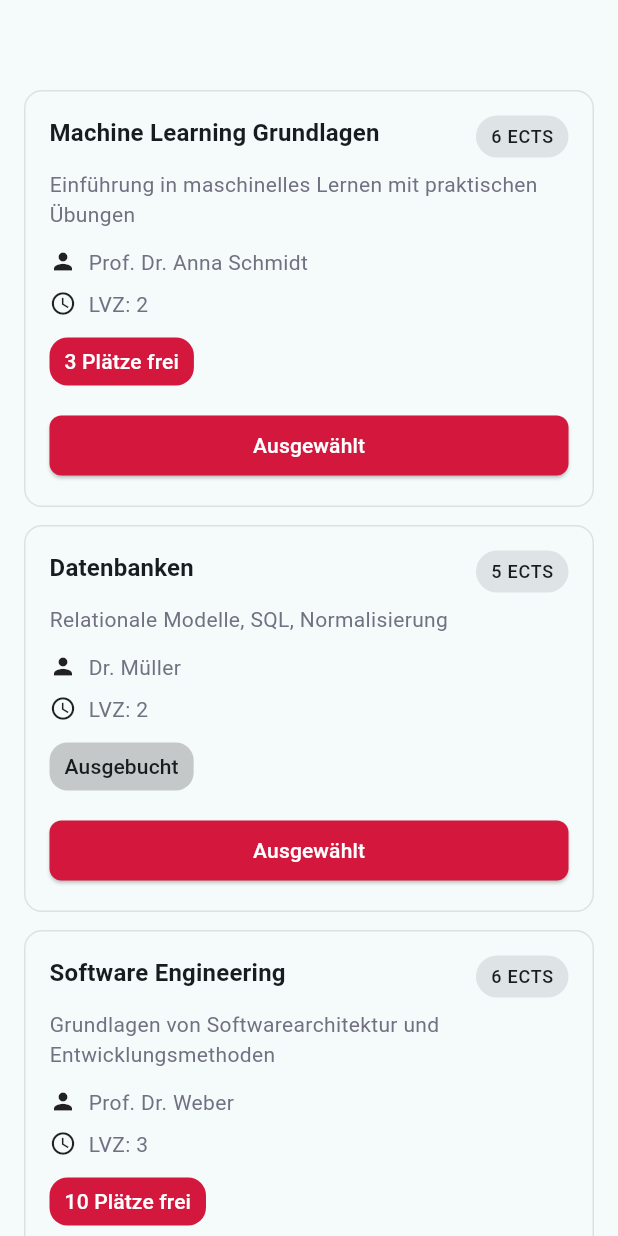
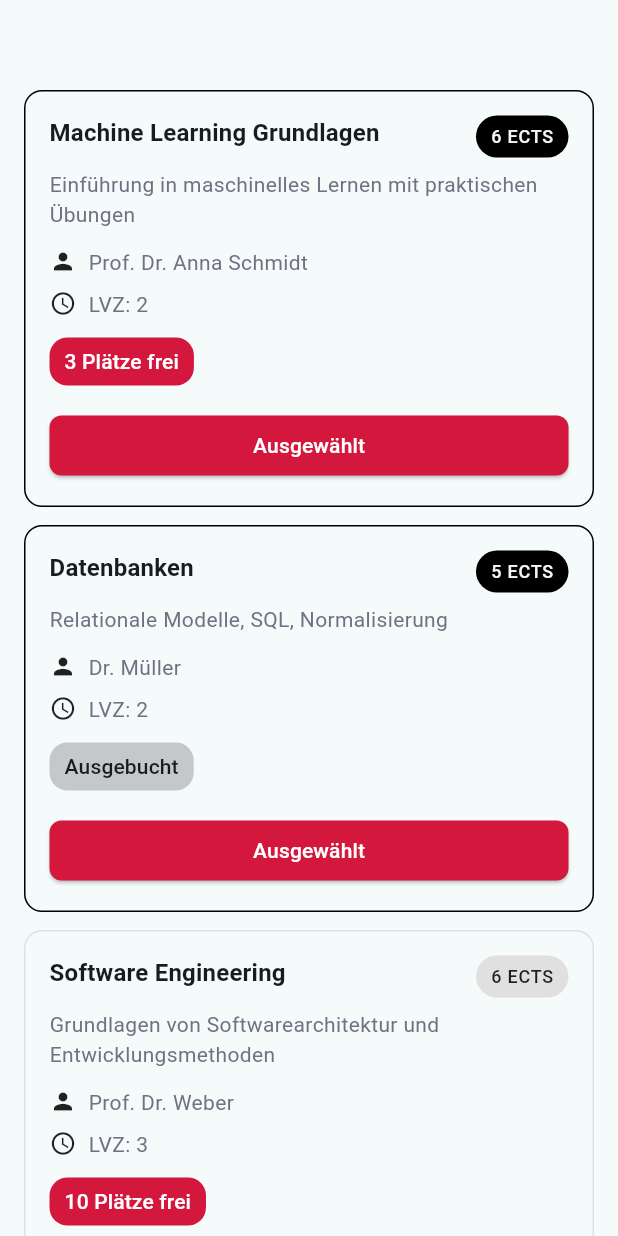
Before and after one commit to PhillipSteph/WaPfAu, a Flutter app: the screen it shows after launch, after a tap on "Auswahl bearbeiten", on a phone screen of 412 x 824 dp. Run offline on Flutter 3.47's test engine with Material 3 defaults, Android fonts, the phone set to English and light mode, and no system bars; accounts and stored records are empty.

Commit message:
if choosen container border black + ects black

```diff
--- a/lib/widgets/card.dart
+++ b/lib/widgets/card.dart
@@ -23,6 +23,7 @@ class CourseCard extends StatelessWidget {
     (course.availableSlots - course.reservedSlots).clamp(-9999, 9999);
 
     Color normalBg = isSelected ? Color(0xFFD4183D) : Colors.black87;
+    Color ectsColor = isSelected ? Color(0xFFF5F5F5) : Colors.black87;
 
     return ConstrainedBox(
       constraints: const BoxConstraints(minWidth: double.infinity),
@@ -30,7 +31,8 @@ class CourseCard extends StatelessWidget {
         padding: const EdgeInsets.all(16),
         decoration: BoxDecoration(
             border: Border.all(
-              color: Colors.black.withOpacity(0.1),
+              //color: Color(0xFFD4183D).withOpacity(0.1),
+              color: isSelected ?  Colors.black87.withOpacity(1) : Colors.black87.withOpacity(0.1),
               width: 1,
             ),
             borderRadius: BorderRadius.circular(12)
@@ -53,15 +55,19 @@ class CourseCard extends StatelessWidget {
                   ),
                 ),
                 const SizedBox(width: 12),
-                Container(
+                Container( //ects container
                   padding:
                   const EdgeInsets.symmetric(horizontal: 10, vertical: 6),
                   decoration: BoxDecoration(
-                    color: theme.colorScheme.surfaceContainerHighest,
+                    color: isSelected ? Color(0xFF000000) : Color(0xFFE0E0E0),//theme.colorScheme.surfaceContainerHighest,
                     borderRadius: BorderRadius.circular(999),
                   ),
-                  child: Text('${course.ects} ECTS',
-                      style: theme.textTheme.labelMedium),
+                  child: Text(
+                    '${course.ects} ECTS',
+                    style: theme.textTheme.labelMedium?.copyWith(
+                      color: ectsColor,
+                    ),
+                  ),
                 ),
               ],
             ),
```
